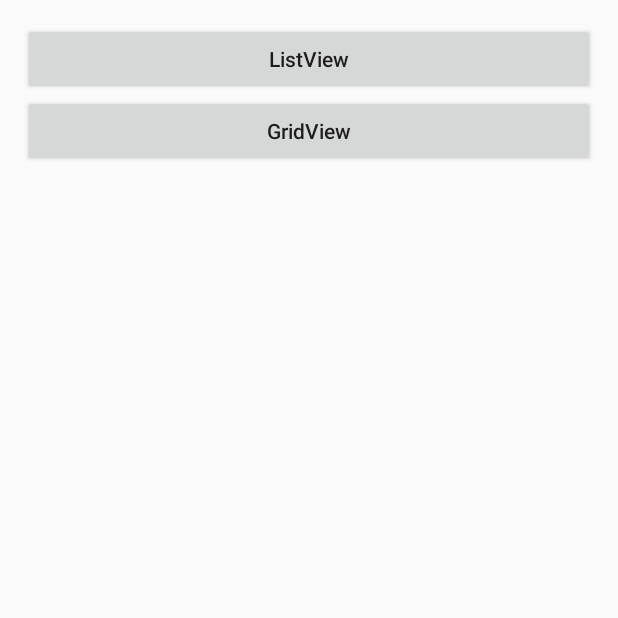
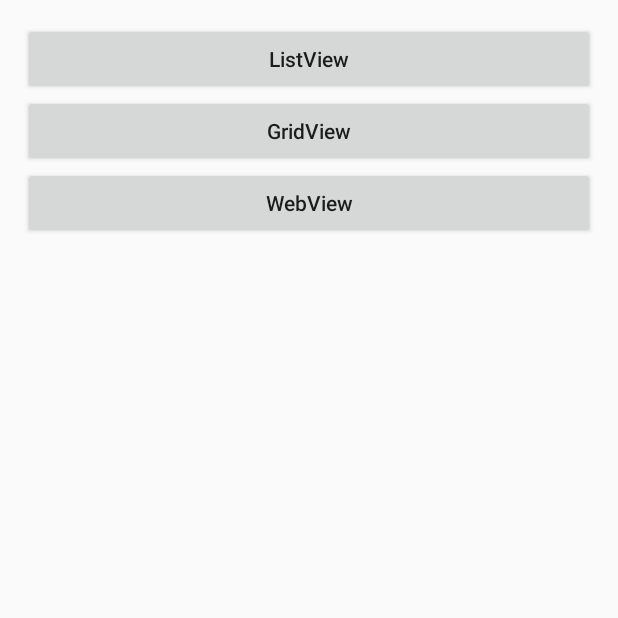
Before and after one commit to poyitu/HelloWorld, an Android app: the screen it shows after launch (MainActivity), on a phone screen of 412 x 824 dp, the top half of it. Run offline under Robolectric (Android 15) with nearby library versions, the phone set to English and light mode, and no system bars.

Commit message:
加载本地网页文件 加载网络url 设置js可用

```diff
--- a/app/build.gradle
+++ b/app/build.gradle
@@ -37,4 +37,5 @@ dependencies {
     androidTestImplementation 'androidx.test.espresso:espresso-core:3.4.0'
     implementation 'com.github.bumptech.glide:glide:4.13.0'
     annotationProcessor 'com.github.bumptech.glide:compiler:4.13.0'
+//    implementation 'com.android,support:design:25.3.1'
 }
--- a/app/src/main/java/com/example/helloworld/MainActivity.java
+++ b/app/src/main/java/com/example/helloworld/MainActivity.java
@@ -13,6 +13,7 @@ import com.example.helloworld.listview.ListViewActivity;
 public class MainActivity extends AppCompatActivity {
     private Button btn_listview;
     private Button btn_gridview;
+    private Button btn_webview;
 
     @Override
     protected void onCreate(Bundle savedInstanceState) {
@@ -20,6 +21,7 @@ public class MainActivity extends AppCompatActivity {
         setContentView(R.layout.activity_main);
         btn_listview = findViewById(R.id.btn_listview);
         btn_gridview = findViewById(R.id.btn_gridview);
+        btn_webview = findViewById(R.id.btn_webview);
         setListener();
     }
 
@@ -27,6 +29,7 @@ public class MainActivity extends AppCompatActivity {
         OnClick onClick = new OnClick();
         btn_listview.setOnClickListener(onClick);
         btn_gridview.setOnClickListener(onClick);
+        btn_webview.setOnClickListener(onClick);
     }
 
     private class OnClick implements View.OnClickListener {
@@ -42,6 +45,10 @@ public class MainActivity extends AppCompatActivity {
                     //跳转到 gridview 页面
                     intent = new Intent(MainActivity.this, GridViewActivity.class);
                     break;
+                case R.id.btn_webview:
+                    //跳转到 gridview 页面
+                    intent = new Intent(MainActivity.this, WebViewActivity.class);
+                    break;
                 default:
                     break;
             }
--- a/app/src/main/res/layout/activity_main.xml
+++ b/app/src/main/res/layout/activity_main.xml
@@ -28,6 +28,12 @@
             android:text="GridView"
             android:textAllCaps="false" />
 
+        <Button
+            android:id="@+id/btn_webview"
+            android:layout_width="match_parent"
+            android:layout_height="wrap_content"
+            android:text="WebView"
+            android:textAllCaps="false" />
 
 
     </LinearLayout>
--- a/settings.gradle
+++ b/settings.gradle
@@ -10,7 +10,8 @@ dependencyResolutionManagement {
     repositoriesMode.set(RepositoriesMode.FAIL_ON_PROJECT_REPOS)
     repositories {
         maven { url 'https://maven.aliyun.com/repository/public/' }
-        maven{ url 'https://maven.aliyun.com/repository/google/'}
+        maven { url 'https://maven.aliyun.com/repository/google/' }
+        maven { name "M2"; url 'https://plugins.gradle.org/m2/' }
         google()
         mavenCentral()
     }
```
Also changed, not shown: app/src/main/AndroidManifest.xml (+6 -2 lines), app/src/main/java/com/example/helloworld/WebViewActivity.java (added, +27 -0 lines), app/src/main/res/layout/activity_web_view.xml (added, +13 -0 lines), 1 other file.
